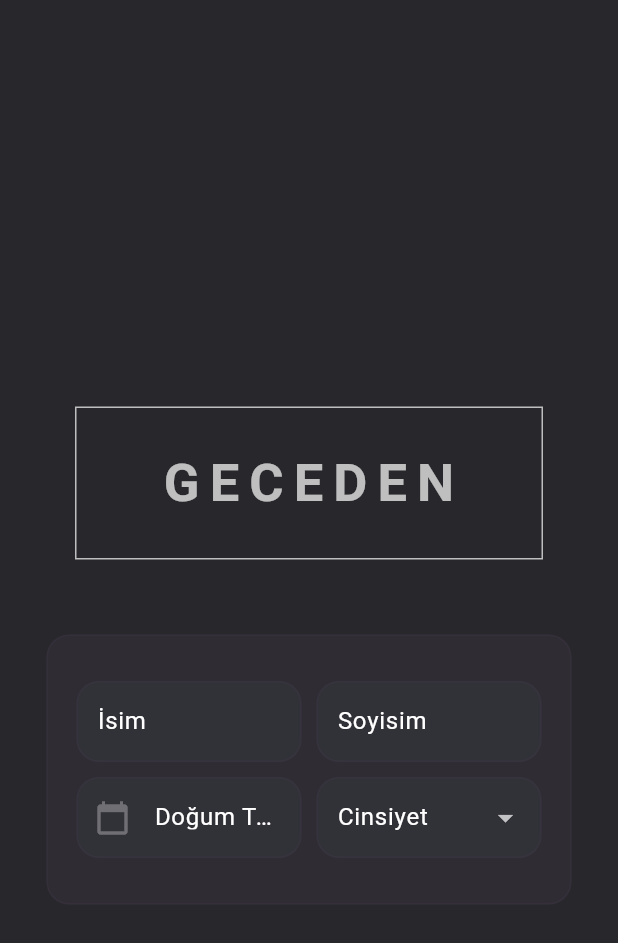
After one commit to furkancaliskan1/geceden_app, a Flutter app: the screen it shows after launch, on a phone screen of 412 x 824 dp. The commit adds this screen. Shown: the top 943 px of the screen. Run offline on Flutter 3.47's test engine with Material 3 defaults, Android fonts, the phone set to English and light mode, and no system bars; missing offline and left inert: dart:ffi; Roboto replaces fonts that are missing (Staatliches).

Commit message:
register page

```diff
--- a/geceden_app/geceden_app/lib/main.dart
+++ b/geceden_app/geceden_app/lib/main.dart
@@ -1,5 +1,6 @@
 import 'package:flutter/material.dart';
 import 'package:geceden_app/pages/login_page.dart';
+import 'package:geceden_app/pages/register_page.dart';
 
 void main() {
   runApp(const MyApp());
@@ -16,7 +17,7 @@ class MyApp extends StatelessWidget {
         colorScheme: const ColorScheme.dark(),
         useMaterial3: true,
       ),
-      home: const LoginPage(),
+      home: const RegisterPage(),
     );
   }
 }
--- /dev/null
+++ b/geceden_app/geceden_app/lib/pages/register_page.dart
@@ -0,0 +1,76 @@
+
+import 'dart:ffi';
+import 'package:flutter/material.dart';
+import 'package:geceden_app/views/form_fields.dart';
+import 'package:geceden_app/views/geceden_icon.dart';
+import 'package:geceden_app/views/geceden_styles.dart';
+
+class RegisterPage extends StatefulWidget {
+
+  const RegisterPage({super.key});
+
+  @override
+  State <RegisterPage> createState() => _RegisterPageState();
+}
+
+class _RegisterPageState extends State <RegisterPage> {
+
+  final GlobalKey<FormState> _formKey = GlobalKey<FormState>();
+
+  final TextEditingController customerName = TextEditingController();
+  final TextEditingController customerSurname = TextEditingController();
+  final TextEditingController customerBirthDate = TextEditingController();
+  final TextEditingController customerGender = TextEditingController();
+
+  @override
+  Widget build(BuildContext context) {
+    return Scaffold(
+      backgroundColor: GecedenColors.gecedenBackgroundColor,
+      body: SafeArea(
+        child: Center(
+          child: SingleChildScrollView(
+            child: Column(
+              mainAxisAlignment: MainAxisAlignment.center,
+              children: [
+                GecedenIcon.gecedenText,
+                SizedBox(
+                  width: 350,
+                  child: Container(
+                    padding: const EdgeInsets.only(top:30 ,bottom: 30),
+                    decoration: GecedenBoxDecorationStyles.formFieldBoxDecoration,
+                    child: Form(
+                      key: _formKey,
+                      child: Column(
+                        mainAxisAlignment: MainAxisAlignment.center,
+                        children: [
+                          //isim soyisim
+                          Row(
+                            mainAxisAlignment: MainAxisAlignment.center,
+                            children: [
+                              ShortField(labelText: 'İsim', controller: customerName),
+                              const SizedBox(width: 10),
+                              ShortField(labelText: 'Soyisim', controller: customerSurname),
+                            ],
+                          ),
+                          const SizedBox(height: 10),
+                          Row(
+                            mainAxisAlignment: MainAxisAlignment.center,
+                            children: [
+                              DateField(controller: customerBirthDate),
+                              const SizedBox(width: 10),
+                              DropDownMenu(controller: customerGender),
+                            ],
+                          ),
+                        ],
+                      ),
+                    ),
+                  ),
+                )
+              ]
+            ),
+          ),
+        ),
+      ),
+    );
+  }
+}
--- a/geceden_app/geceden_app/lib/views/form_fields.dart
+++ b/geceden_app/geceden_app/lib/views/form_fields.dart
@@ -31,10 +31,10 @@ class _EMailFieldState extends State <EMailField> {
 
     final regex = RegExp(pattern);
     if (value == null || value.isEmpty) {
-      return '*E-Posta alanı boş bırakılamaz';
+      return '* E-Posta alanı boş bırakılamaz';
     }
     if (!regex.hasMatch(value)) {
-      return '*Lütfen geçerli bir e-posta adresi girin';
+      return '* Lütfen geçerli bir e-posta adresi girin';
       }
     return null;
   }
@@ -56,22 +56,10 @@ class _EMailFieldState extends State <EMailField> {
           filled: true,
           fillColor: GecedenColors.textFieldBackgroundColor,
           contentPadding: const EdgeInsets.only(left: 10, right: 10, top: 15,bottom: 15),
-          errorBorder: OutlineInputBorder(
-            borderRadius: BorderRadius.circular(15),
-            borderSide:const BorderSide(color: Colors.red),
-          ),
-          focusedErrorBorder: OutlineInputBorder(
-            borderRadius: BorderRadius.circular(15),
-            borderSide: const BorderSide(color: Colors.red),
-          ),
-          enabledBorder: OutlineInputBorder(
-            borderSide: BorderSide(color: GecedenColors.formFieldBackGroundColor),
-            borderRadius: BorderRadius.circular(15),
-          ),
-          focusedBorder: OutlineInputBorder(
-            borderSide: const BorderSide(color : Colors.white),
-            borderRadius: BorderRadius.circular(15),
-          ),
+          errorBorder: GecedenOutlineInputBorder.errorBorder,
+          focusedErrorBorder: GecedenOutlineInputBorder.errorBorder,
+          enabledBorder: GecedenOutlineInputBorder.enabledBorder,
+          focusedBorder: GecedenOutlineInputBorder.focusedBorder,
         ),
       ),
     );
@@ -109,10 +97,10 @@ class _PasswdFieldState extends State <PasswdField> {
       if (value.length < 6) {
         errorMessage += '* Şifrenin uzunluğu 6 karakter veya daha uzun olmalı.\n';
       }
-      if (!value.contains(RegExp(r'[A-Z]'))) {
+      if (!value.contains(RegExp(r'[A-ZÇĞİÖŞÜ]'))) {
         errorMessage += '* Şifreniz en az bir büyük karakter içermeli.\n';
       }
-      if (!value.contains(RegExp(r'[a-z]'))) {
+      if (!value.contains(RegExp(r'[a-zçğıöşü]'))) {
         errorMessage += '* Şifreniz en az bir küçük karakter içermeli.\n';
       }
       if (!value.contains(RegExp(r'[0-9]'))) {
@@ -151,24 +139,202 @@ class _PasswdFieldState extends State <PasswdField> {
           filled: true,
           fillColor: GecedenColors.textFieldBackgroundColor,
           contentPadding: const EdgeInsets.only(left: 10, right: 10, top: 15,bottom: 15),
-          errorBorder: OutlineInputBorder(
-            borderRadius: BorderRadius.circular(15),
-            borderSide:const BorderSide(color: Colors.red),
+          errorBorder: GecedenOutlineInputBorder.errorBorder,
+          focusedErrorBorder: GecedenOutlineInputBorder.errorBorder,
+          enabledBorder: GecedenOutlineInputBorder.enabledBorder,
+          focusedBorder: GecedenOutlineInputBorder.focusedBorder,
           ),
-          focusedErrorBorder: OutlineInputBorder(
-            borderRadius: BorderRadius.circular(15),
-            borderSide: const BorderSide(color: Colors.red),
-          ),
-          enabledBorder: OutlineInputBorder(
-            borderSide: BorderSide(color: GecedenColors.formFieldBackGroundColor),
-            borderRadius: BorderRadius.circular(15),
-          ),
-          focusedBorder: OutlineInputBorder(
-            borderSide: const BorderSide(color : Colors.white),
-            borderRadius: BorderRadius.circular(15),
-          ),
+        ),
+    );
+  }
+}
+
+class ShortField extends StatefulWidget {
+
+  final String labelText;
+  final TextEditingController controller;
+
+  const ShortField({
+    super.key,
+    required this.labelText,
+    required this.controller
+    });
+
+  @override
+  State <ShortField> createState() => _ShortFieldState();
+}
+
+class  _ShortFieldState extends State <ShortField> {
+
+  String? validatePersonal(String? value){
+
+    final regex = RegExp(r'[^a-zA-ZçÇğĞıİöÖşŞüÜ]');
+
+    if (value == null || value.isEmpty) {
+      return '* Bu alan boş bırakılamaz';
+    }
+    if (regex.hasMatch(value)) {
+      return '* Sadece harf giriniz';
+    }
+    return null;
+  }
+
+  @override
+  Widget build(BuildContext context) {
+    return SizedBox(
+      width: 150,
+      child: TextFormField(
+        validator: validatePersonal,
+        autovalidateMode: AutovalidateMode.onUserInteraction,
+        controller: widget.controller,
+        maxLines: 1,
+        minLines: 1,
+        decoration: InputDecoration(
+          labelText: widget.labelText,
+          filled: true,
+          fillColor: GecedenColors.textFieldBackgroundColor,
+          contentPadding: const EdgeInsets.only(left: 10, right: 10, top: 15,bottom: 15),
+          errorBorder: GecedenOutlineInputBorder.errorBorder,
+          focusedErrorBorder: GecedenOutlineInputBorder.errorBorder,
+          enabledBorder: GecedenOutlineInputBorder.enabledBorder,
+          focusedBorder: GecedenOutlineInputBorder.focusedBorder,
         ),
       ),
     );
   }
 }
+
+class DateField extends StatefulWidget {
+
+  final TextEditingController controller;
+
+  const DateField({
+    super.key,
+    required this.controller,
+    });
+
+  @override
+  State <DateField> createState() => _DateFieldState();
+}
+
+class _DateFieldState extends State <DateField> {
+
+  bool isGreaterThan18 = true;
+
+  Future<void> _selectDate() async {
+    DateTime? _picked = await showDatePicker( // 20-10-15
+      context: context,
+      initialDate: DateTime.now(),
+      firstDate: DateTime(1960),
+      lastDate: DateTime.now()
+      );
+
+      if (_picked != null) {
+        DateTime currentDate = DateTime.now();
+        setState(() {
+          widget.controller.text = _picked.toString().split(" ")[0];
+        });
+
+        if (currentDate.difference(_picked).inDays ~/ 365 >= 18) {
+          isGreaterThan18 = true;
+        }else{
+          isGreaterThan18 = false;
+      }
+    }
+  }
+
+  String? validateDate(String? value)
+  {
+    if (value == null || value.isEmpty) {
+      return '* Bu alan boş bırakılamaz';
+    }
+    if (!isGreaterThan18) {
+      return '* Yaşınız 18 den büyük olmalı.';
+    }
+    return null;
+  }
+
+  @override
+  Widget build(BuildContext context) {
+    return SizedBox(
+      width: 150,
+      child: TextFormField(
+        validator: validateDate,
+        autovalidateMode: AutovalidateMode.onUserInteraction,
+        controller: widget.controller,
+        readOnly: true,
+        decoration: InputDecoration(
+          labelText: 'Doğum Tarihi',
+          filled: true,
+          fillColor: GecedenColors.textFieldBackgroundColor,
+          prefixIcon: Icon(Icons.calendar_today, color: GecedenColors.iconColor),
+          contentPadding: const EdgeInsets.only(left: 10, right: 10 ,top: 15,bottom: 15),
+          enabledBorder: GecedenOutlineInputBorder.enabledBorder,
+          focusedBorder: GecedenOutlineInputBorder.focusedBorder,
+          errorBorder: GecedenOutlineInputBorder.errorBorder,
+          focusedErrorBorder: GecedenOutlineInputBorder.errorBorder,
+        ),
+        onTap: _selectDate,
+      ),
+    );
+  }
+}
+
+class DropDownMenu extends StatefulWidget {
+
+  final TextEditingController controller;
+
+  const DropDownMenu({
+    super.key,
+    required this.controller,
+  });
+
+  @override
+  State <DropDownMenu> createState() => _DropDownMenuState();
+}
+
+class _DropDownMenuState extends State <DropDownMenu> {
+
+  String? dropdownValue;
+
+  String? validateGender(String? value)
+  {
+    if (value == null || value.isEmpty) {
+      return '* Bu alan boş bırakılamaz';
+    }
+    return null;
+  }
+
+  @override
+  Widget build(BuildContext context) {
+    return SizedBox(
+      width: 150,
+      child: DropdownButtonFormField(
+        validator: validateGender,
+        dropdownColor: Color(0xff281c2c),
+        value: dropdownValue,
+        onChanged: (newValue) {
+          setState(() {
+            dropdownValue = newValue;
+            widget.controller.text = dropdownValue.toString();
+          });
+        },
+        items: const[
+          DropdownMenuItem(value: 'Erkek', child: Text('Erkek')),
+          DropdownMenuItem(value: 'Kadın', child: Text('Kadın')),
+          DropdownMenuItem(value: 'Belirsiz', child: Text('Belirtmek\nİstemiyorum')),
+        ],
+        decoration: InputDecoration(
+          labelText: 'Cinsiyet',
+          filled: true,
+          fillColor: GecedenColors.textFieldBackgroundColor,
+          contentPadding: const EdgeInsets.only(left: 10, right: 10 ,top: 15,bottom: 15),
+          enabledBorder: GecedenOutlineInputBorder.enabledBorder,
+          focusedBorder: GecedenOutlineInputBorder.focusedBorder,
+          errorBorder: GecedenOutlineInputBorder.errorBorder,
+          focusedErrorBorder: GecedenOutlineInputBorder.errorBorder,
+        ),
+      ),
+    );
+  }
+}
--- a/geceden_app/geceden_app/lib/views/geceden_styles.dart
+++ b/geceden_app/geceden_app/lib/views/geceden_styles.dart
@@ -51,3 +51,21 @@ class GecedenBoxDecorationStyles {
       ),
     );
 }
+
+class GecedenOutlineInputBorder {
+  static OutlineInputBorder errorBorder = OutlineInputBorder(
+    borderRadius: BorderRadius.circular(15),
+    borderSide:const BorderSide(color: Colors.red),
+  );
+
+  static OutlineInputBorder enabledBorder = OutlineInputBorder(
+    borderSide: BorderSide(color: GecedenColors.formFieldBackGroundColor),
+    borderRadius: BorderRadius.circular(15),
+  );
+
+  static OutlineInputBorder focusedBorder = OutlineInputBorder(
+    borderSide: const BorderSide(color : Colors.white),
+    borderRadius: BorderRadius.circular(15),
+  );
+
+}
```
